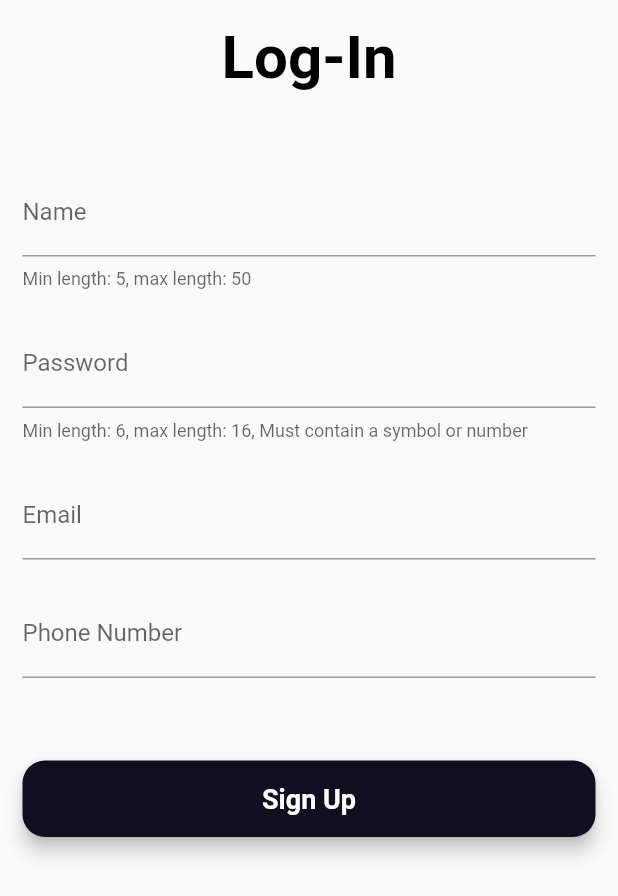
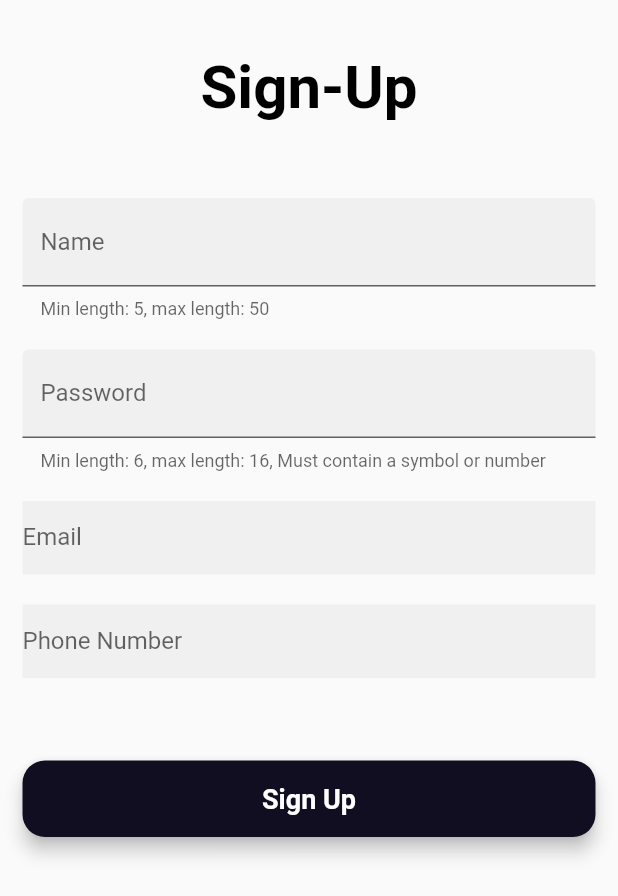
Before and after one commit to StevenAttipoe/workwaves, a Flutter app: the SignUp screen opened directly, on a phone screen of 412 x 824 dp. Shown: the top 896 px of the screen. Run offline on Flutter 3.47's test engine with Material 2 defaults, Android fonts, the phone set to English and light mode, and no system bars; our stand-ins replace flutter_map, form_validator, hexcolor, latlong2, splashscreen.

Commit message:
Update signup.dart

```diff
--- a/lib/views/signup.dart
+++ b/lib/views/signup.dart
@@ -58,8 +58,9 @@ class _SignUpState extends State<SignUp> {
           child: Column(
             mainAxisAlignment: MainAxisAlignment.center,
             children: <Widget>[
+              SizedBox(height: 20),
               Text(
-                'Log-In',
+                'Sign-Up',
                 style: TextStyle(
                     color: Colors.black,
                     fontSize: 40,
@@ -74,6 +75,7 @@ class _SignUpState extends State<SignUp> {
                     .build(),
                 decoration: InputDecoration(
                   labelText: 'Name',
+                  filled: true,
                   helperText: 'Min length: 5, max length: 50',
                 ),
               ),
@@ -86,8 +88,10 @@ class _SignUpState extends State<SignUp> {
                     .required()
                     .build(),
                 /*validator: requiredValidator,*/
+
                 decoration: InputDecoration(
                   labelText: 'Password',
+                  filled: true,
                   helperText:
                       'Min length: 6, max length: 16, Must contain a symbol or number',
                 ),
@@ -102,13 +106,23 @@ class _SignUpState extends State<SignUp> {
                     .maxLength(50)
                     .required()
                     .build(),
-                decoration: InputDecoration(labelText: 'Email'),
+                decoration: InputDecoration(
+                  labelText: 'Email',
+                  filled: true,
+                  border: InputBorder.none,
+                  contentPadding: EdgeInsets.only(top: 14),
+                ),
                 keyboardType: TextInputType.text,
               ),
               SizedBox(height: 20),
               TextFormField(
                 validator: ValidationBuilder().phone().maxLength(10).build(),
-                decoration: InputDecoration(labelText: 'Phone Number'),
+                decoration: InputDecoration(
+                  labelText: 'Phone Number',
+                  filled: true,
+                  border: InputBorder.none,
+                  contentPadding: EdgeInsets.only(top: 14),
+                ),
               ),
               SizedBox(height: 30),
               buildLoginBtn(context),
```
